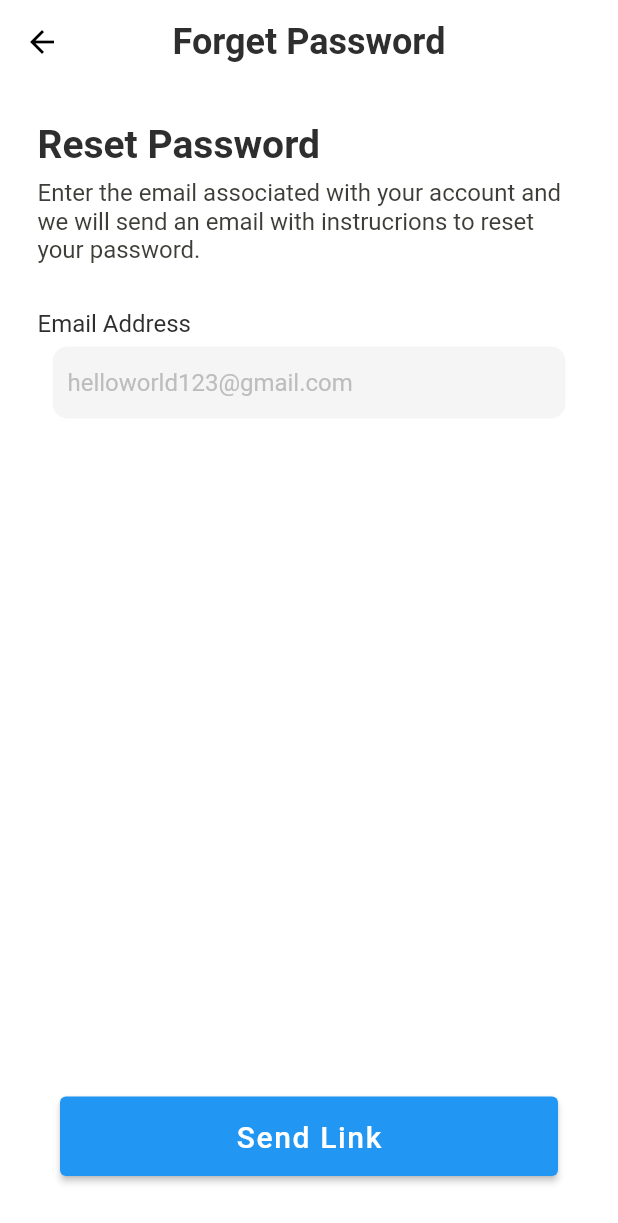
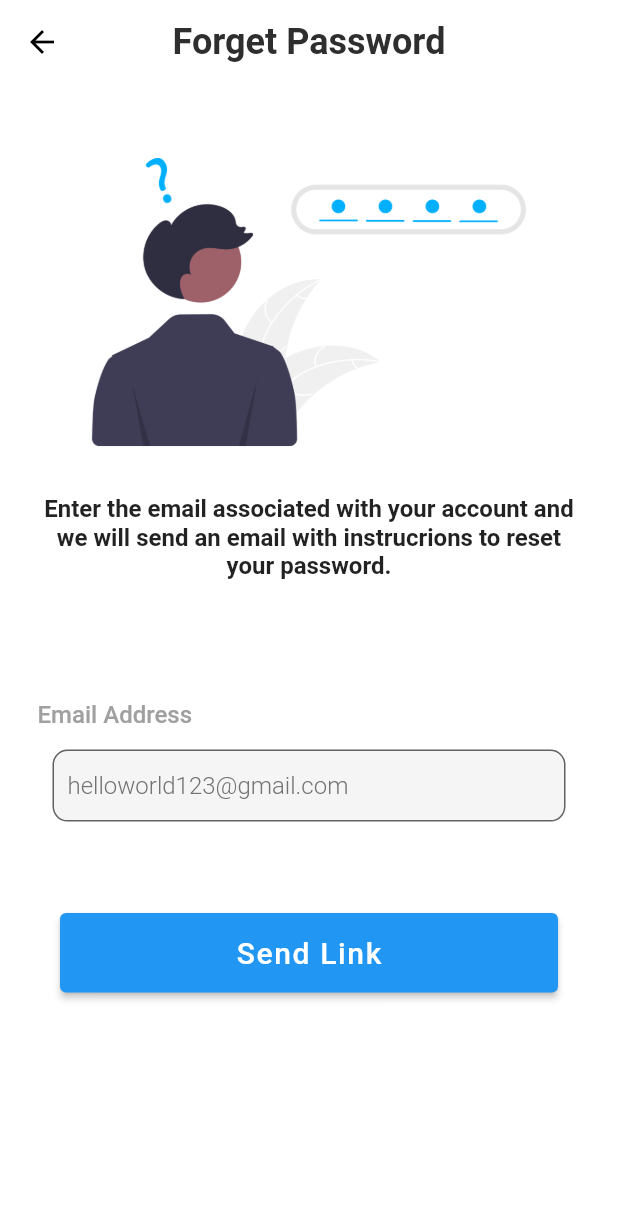
Before and after one commit to RxMobile-Dummy/Travel_Project_2022, a Flutter app: the ResetPasswordPage screen opened by its route, after a tap on "Send Link", on a phone screen of 412 x 824 dp. Shown: the top 1223 px of the screen. Run offline on Flutter 3.47's test engine with Material 2 defaults, Android fonts, the phone set to English and light mode, and no system bars; our stand-ins replace bloc, carousel_slider, connectivity_plus, dartz, dio, equatable and 7 more; missing offline and left inert: flutter_facebook_auth; accounts and stored records are empty.

Commit message:
ForgetPassword Complete changes

```diff
--- a/make_my_trip/lib/features/login/presentation/cubit/login_cubit.dart
+++ b/make_my_trip/lib/features/login/presentation/cubit/login_cubit.dart
@@ -79,6 +79,11 @@ class LoginCubit extends Cubit<LoginState> {
   }
 
   userForgetPassword(String emailData) async {
+    final emailValidation =
+        UserInfoValidation.emailAddressValidation(emailData);
+    if (emailValidation != null) {
+      emit(LoginErrorState(error: emailValidation));
+    } else {
       final res = await forgetPassword.call(UserForgetParam(email: emailData));
       res.fold((failure) {
         if (failure is AuthFailure) {
@@ -89,3 +94,4 @@ class LoginCubit extends Cubit<LoginState> {
       });
     }
   }
+}
--- a/make_my_trip/lib/features/login/presentation/widgets/resetPassword_widget.dart
+++ b/make_my_trip/lib/features/login/presentation/widgets/resetPassword_widget.dart
@@ -1,6 +1,8 @@
 import 'package:flutter/material.dart';
 import 'package:flutter_bloc/flutter_bloc.dart';
 import 'package:make_my_trip/features/login/presentation/widgets/textField_widget.dart';
+import 'package:make_my_trip/utils/constants/image_path.dart';
+import 'package:make_my_trip/utils/constants/string_constants.dart';
 import 'package:make_my_trip/utils/extensions/sizedbox/sizedbox_extension.dart';
 
 import '../../../../core/theme/make_my_trip_colors.dart';
@@ -17,59 +19,61 @@ class ResetPasswordPage extends StatelessWidget {
     return Scaffold(
       backgroundColor: MakeMyTripColors.colorWhite,
       appBar: AppBar(
-        title: const Text(
-          'Forget Password',
+        title: Text(
+          StringConstants.resetPassword,
           style: TextStyle(color: MakeMyTripColors.colorBlack),
         ),
         backgroundColor: MakeMyTripColors.colorWhite,
         elevation: 0,
       ),
-      body: Container(
+      body: SingleChildScrollView(
+        child: Container(
           padding: const EdgeInsets.all(25),
           child: Column(
-          crossAxisAlignment: CrossAxisAlignment.start,
             children: [
-            const Text(
-              'Reset Password',
-              style: TextStyle(
-                  color: MakeMyTripColors.colorBlack,
-                  fontWeight: FontWeight.bold,
-                  fontSize: 26),
+              Image.asset(ImagePath.forgetPassword),
+              8.verticalSpace,
+              Text(
+                StringConstants.passwordLbl,
+                style: AppTextStyles.infoContentStyle,
+                textAlign: TextAlign.center,
+              ),
+              80.verticalSpace,
+              Align(
+                alignment: Alignment.topLeft,
+                child: Text(
+                  StringConstants.emailAddress,
+                  style: AppTextStyles.hintTextStyle.copyWith(
+                    color: MakeMyTripColors.color50gray,
+                  ),
+                ),
               ),
               8.verticalSpace,
-            const Expanded(
-                flex: 0,
-                child: Text(
-                  'Enter the email associated with your account and we will send an email with instrucrions to reset your password.',
-                  style: TextStyle(
-                      color: MakeMyTripColors.color90gray, fontSize: 16),
-                )),
-            30.verticalSpace,
-            const Text('Email Address',
-                style: TextStyle(
-                    color: MakeMyTripColors.colorBlack, fontSize: 16)),
               TextFieldView(
-                hintTextvar: "helloworld123@gmail.com",
+                  hintTextvar: StringConstants.hintText,
                   textFieldViewController: _email),
-            const Spacer(),
+              40.verticalSpace,
               Padding(
-              padding: const EdgeInsets.symmetric(horizontal: 15, vertical: 15),
+                padding:
+                    const EdgeInsets.symmetric(horizontal: 15, vertical: 15),
                 child: Container(
                   width: double.infinity,
                   child: ElevatedButton(
                     style: ButtonStyle(
-                    backgroundColor:
-                        MaterialStateProperty.all(MakeMyTripColors.accentColor),
+                      backgroundColor: MaterialStateProperty.all(
+                          MakeMyTripColors.accentColor),
                     ),
-                  child: const Padding(
+                    child: Padding(
                       padding: EdgeInsets.all(15.0),
                       child: Text(
-                      "Send Link",
+                        StringConstants.sendLink,
                         style: AppTextStyles.confirmButtonTextStyle,
                       ),
                     ),
                     onPressed: () {
-                    context.read<LoginCubit>().userForgetPassword(_email.text);
+                      context
+                          .read<LoginCubit>()
+                          .userForgetPassword(_email.text);
                     },
                   ),
                 ),
@@ -77,6 +81,7 @@ class ResetPasswordPage extends StatelessWidget {
             ],
           ),
         ),
+      ),
     );
   }
 }
--- a/make_my_trip/lib/features/login/presentation/widgets/textField_widget.dart
+++ b/make_my_trip/lib/features/login/presentation/widgets/textField_widget.dart
@@ -1,23 +1,31 @@
 import 'package:flutter/material.dart';
+import 'package:make_my_trip/core/theme/make_my_trip_colors.dart';
+import 'package:make_my_trip/core/theme/text_styles.dart';
+
 class TextFieldView extends StatelessWidget {
-  TextFieldView({Key? key, required this.hintTextvar, required this.textFieldViewController}) : super(key: key);
+  TextFieldView(
+      {Key? key,
+      required this.hintTextvar,
+      required this.textFieldViewController})
+      : super(key: key);
   final String hintTextvar;
   var textFieldViewController;
   @override
   Widget build(BuildContext context) {
-    return  Padding(
+    return Padding(
       padding: const EdgeInsets.symmetric(vertical: 6, horizontal: 10),
       child: TextFormField(
         decoration: InputDecoration(
-          contentPadding: const EdgeInsets.symmetric(vertical: 8.0, horizontal: 10.0),
+            contentPadding:
+                const EdgeInsets.symmetric(vertical: 8.0, horizontal: 10.0),
             border: OutlineInputBorder(
               borderRadius: BorderRadius.circular(10.0),
-            borderSide: BorderSide.none,
             ),
             fillColor: Colors.grey[280],
             filled: true,
             hintText: hintTextvar,
-          hintStyle: TextStyle(color: Colors.grey[400],fontSize: 16),),
+            hintStyle: AppTextStyles.labelDescriptionStyle
+                .copyWith(color: MakeMyTripColors.color70gray)),
         controller: textFieldViewController,
         validator: (value) {
           if (value!.isEmpty) {
--- a/make_my_trip/lib/utils/constants/image_path.dart
+++ b/make_my_trip/lib/utils/constants/image_path.dart
@@ -15,4 +15,5 @@ class ImagePath {
   static const String icAppLogo = "assets/icons/ic_app_logo.png";
   static const String icGoogleLogo = "assets/icons/ic_google_logo.png";
   static const String icFacebookLogo = "assets/icons/ic_facebook_logo.png";
+  static const String forgetPassword = "assets/img/forgetpassword.png";
 }
--- a/make_my_trip/lib/utils/constants/string_constants.dart
+++ b/make_my_trip/lib/utils/constants/string_constants.dart
@@ -46,4 +46,10 @@ class StringConstants {
   static String hotels = "Hotels";
   static String places = "Places";
   static String states = "States";
+  static String resetPassword = "Forget Password";
+  static String passwordLbl =
+      'Enter the email associated with your account and we will send an email with instrucrions to reset your password.';
+  static String emailAddress = 'Email Address';
+  static String hintText = "helloworld123@gmail.com";
+  static String sendLink = "Send Link";
 }
```
Also changed, not shown: make_my_trip/assets/img/forgetpassword.png (added). Lines whose indentation alone changed are shown as unchanged.
